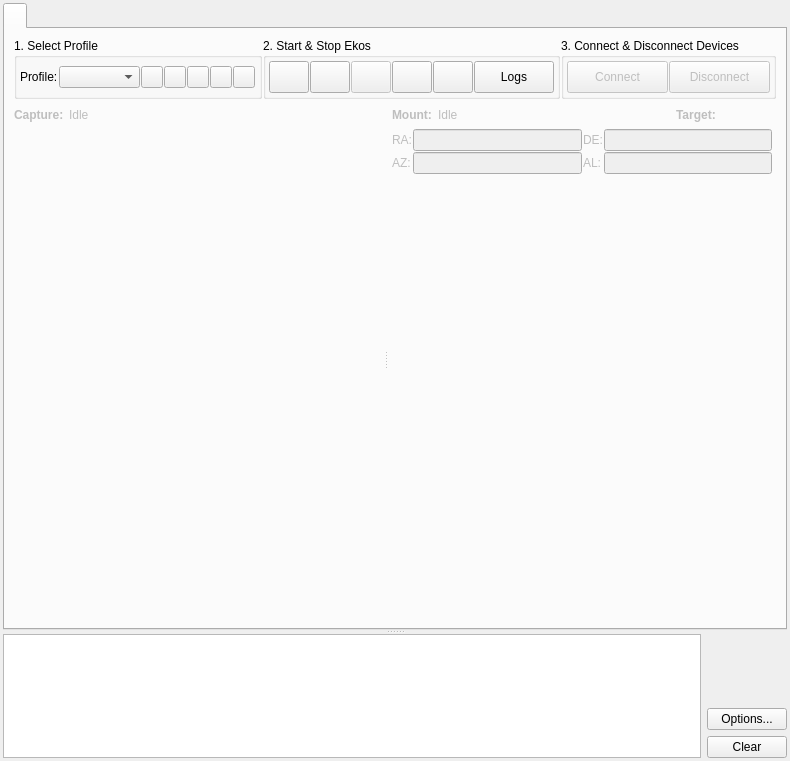
First picture: the form in kstars/ekos/manager.ui, repository KDE/kstars, before the edit.
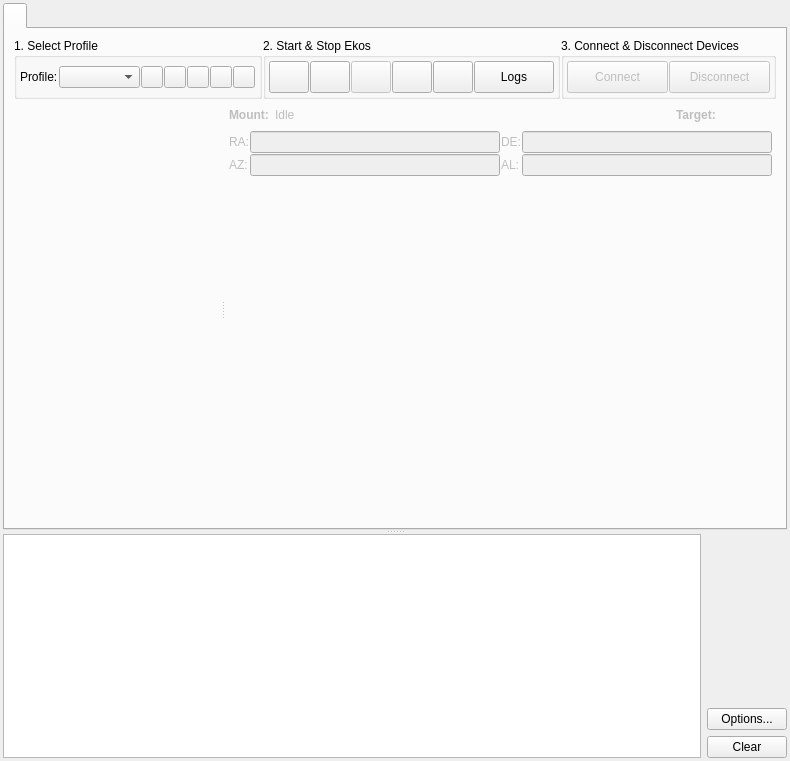
Second picture: the form after the edit. Icons and pictures are not drawn. Custom widgets are drawn as their Qt base class.

Commit message: Manager GUI refactoring | Image preview with data overlay + capture counting streamlined

```diff
--- a/kstars/ekos/manager.ui
+++ b/kstars/ekos/manager.ui
@@ -596,136 +596,10 @@
           <property name="orientation">
            <enum>Qt::Horizontal</enum>
           </property>
-          <widget class="QWidget" name="captureGroup" native="true">
+          <widget class="CapturePreviewWidget" name="capturePreview" native="true">
            <property name="enabled">
             <bool>false</bool>
            </property>
-           <layout class="QVBoxLayout" name="captureGroupLayout" stretch="0,1,0">
-            <property name="spacing">
-             <number>2</number>
-            </property>
-            <property name="leftMargin">
-             <number>0</number>
-            </property>
-            <property name="topMargin">
-             <number>4</number>
-            </property>
-            <property name="rightMargin">
-             <number>4</number>
-            </property>
-            <property name="bottomMargin">
-             <number>4</number>
-            </property>
-            <item>
-             <layout class="QHBoxLayout" name="captureStatusLayout">
-              <property name="spacing">
-               <number>2</number>
-              </property>
-              <item>
-               <widget class="QLabel" name="label_13">
-                <property name="minimumSize">
-                 <size>
-                  <width>0</width>
-                  <height>24</height>
-                 </size>
-                </property>
-                <property name="mouseTracking">
-                 <bool>true</bool>
-                </property>
-                <property name="styleSheet">
-                 <string notr="true">font-weight:bold;</string>
-                </property>
-                <property name="text">
-                 <string>Capture: </string>
-                </property>
-               </widget>
-              </item>
-              <item>
-               <widget class="QLabel" name="captureStatus">
-                <property name="minimumSize">
-                 <size>
-                  <width>0</width>
-                  <height>24</height>
-                 </size>
-                </property>
-                <property name="styleSheet">
-                 <string notr="true"/>
-                </property>
-                <property name="text">
-                 <string>Idle</string>
-                </property>
-                <property name="textFormat">
-                 <enum>Qt::AutoText</enum>
-                </property>
-               </widget>
-              </item>
-              <item>
-               <widget class="QProgressIndicator" name="capturePI" native="true">
-                <property name="minimumSize">
-                 <size>
-                  <width>24</width>
-                  <height>24</height>
-                 </size>
-                </property>
-                <property name="maximumSize">
-                 <size>
-                  <width>24</width>
-                  <height>24</height>
-                 </size>
-                </property>
-               </widget>
-              </item>
-              <item>
-               <spacer name="horizontalSpacer_4">
-                <property name="orientation">
-                 <enum>Qt::Horizontal</enum>
-                </property>
-                <property name="sizeHint" stdset="0">
-                 <size>
-                  <width>1</width>
-                  <height>20</height>
-                 </size>
-                </property>
-               </spacer>
-              </item>
-             </layout>
-            </item>
-            <item>
-             <widget class="QWidget" name="previewWidget" native="true">
-              <property name="sizePolicy">
-               <sizepolicy hsizetype="Preferred" vsizetype="Preferred">
-                <horstretch>1</horstretch>
-                <verstretch>1</verstretch>
-               </sizepolicy>
-              </property>
-              <property name="minimumSize">
-               <size>
-                <width>250</width>
-                <height>250</height>
-               </size>
-              </property>
-              <property name="toolTipDuration">
-               <number>1</number>
-              </property>
-              <property name="autoFillBackground">
-               <bool>false</bool>
-              </property>
-              <property name="styleSheet">
-               <string notr="true"/>
-              </property>
-             </widget>
-            </item>
-            <item>
-             <widget class="CaptureCountsWidget" name="captureCountsWidget" native="true">
-              <property name="minimumSize">
-               <size>
-                <width>250</width>
-                <height>60</height>
-               </size>
-              </property>
-             </widget>
-            </item>
-           </layout>
           </widget>
           <widget class="QWidget" name="rightLayoutWidget">
            <layout class="QVBoxLayout" name="rightLayout" stretch="0,1,1">
@@ -751,7 +625,7 @@
               </property>
               <layout class="QVBoxLayout" name="mountGroupLayout" stretch="0,0,0">
                <property name="spacing">
-                <number>2</number>
+                <number>4</number>
                </property>
                <property name="leftMargin">
                 <number>0</number>
@@ -1071,15 +945,9 @@
    <container>1</container>
   </customwidget>
   <customwidget>
-   <class>CaptureCountsWidget</class>
+   <class>CapturePreviewWidget</class>
    <extends>QWidget</extends>
-   <header>ekos/capture/capturecountswidget.h</header>
-   <container>1</container>
-  </customwidget>
-  <customwidget>
-   <class>QProgressIndicator</class>
-   <extends>QWidget</extends>
-   <header>auxiliary/QProgressIndicator.h</header>
+   <header>ekos/capture/capturepreviewwidget.h</header>
    <container>1</container>
   </customwidget>
  </customwidgets>
```
The commit also changes 21 other files.
